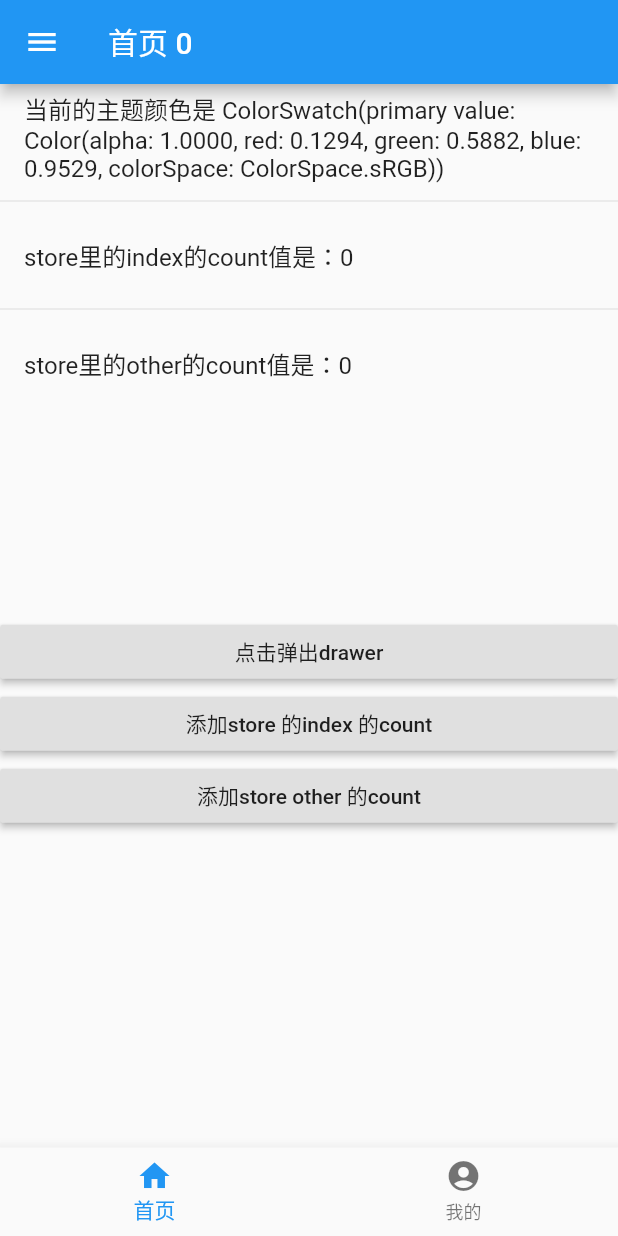
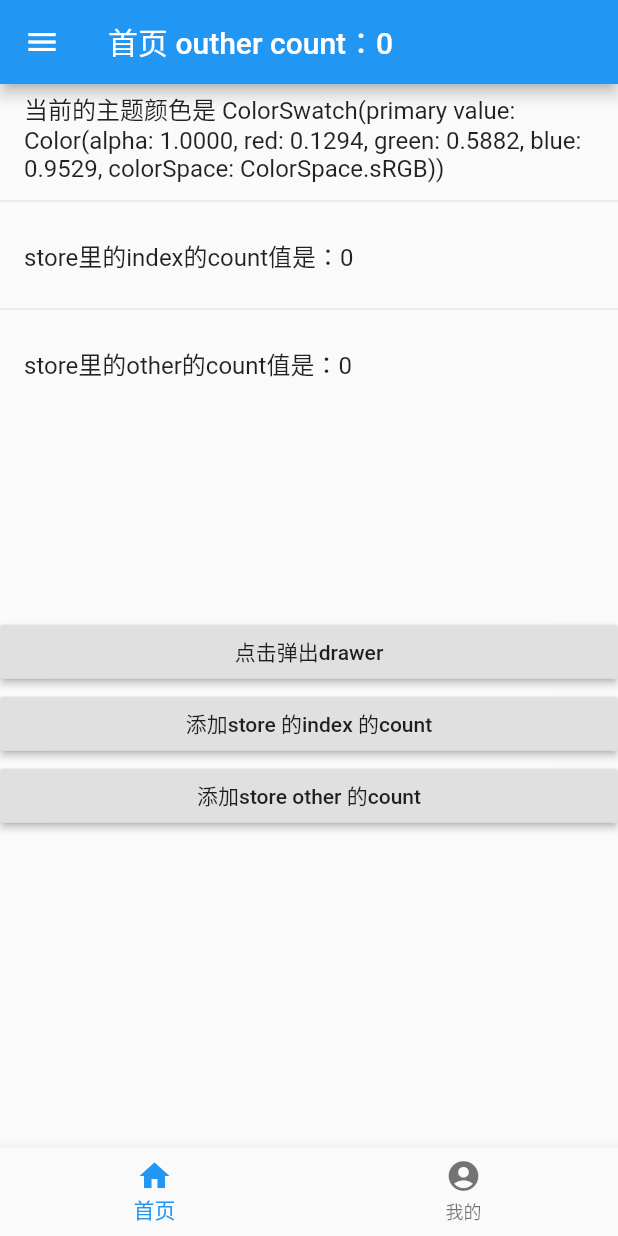
Before and after one commit to Taoyuqing/flutter_demos, a Flutter app: the screen it shows after launch, on a phone screen of 412 x 824 dp. Run offline on Flutter 3.47's test engine with Material 2 defaults, Android fonts, the phone set to English and light mode, and no system bars; our stand-ins replace flutter_redux, redux.

Commit message:
appbar 文字修改

```diff
--- a/lib/views/home/home.dart
+++ b/lib/views/home/home.dart
@@ -20,7 +20,7 @@ class _HomeState extends State<Home> {
           return Scaffold(
             key: _scaffoldKey,
             appBar: AppBar(
-              title: Text('首页 ${state.other.count}'),
+              title: Text('首页 outher count：${state.other.count}'),
             ),
             drawer: Drawer(
                 child: ListView(
```
